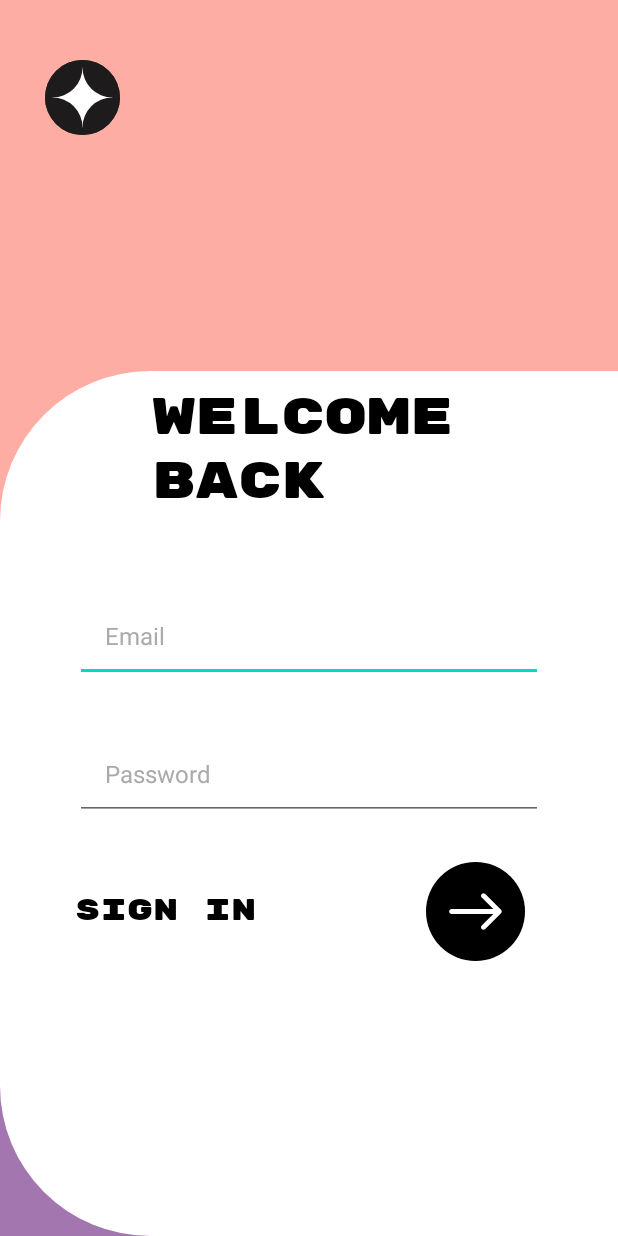
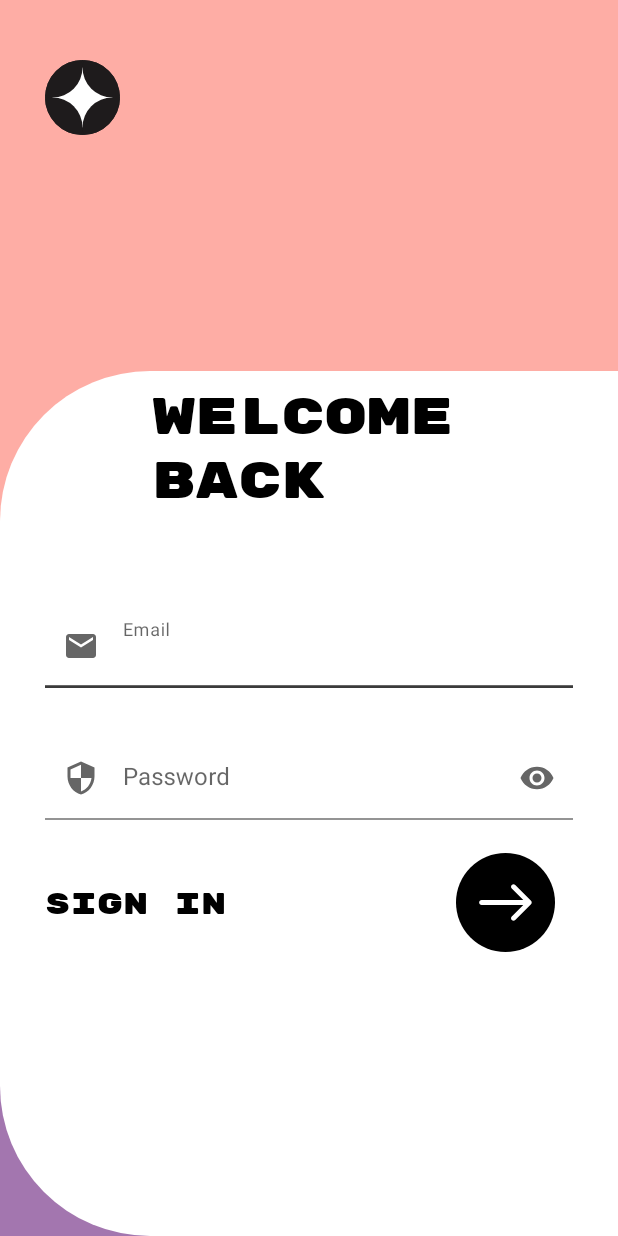
Before and after one commit to MaximOksiuta/MaxApp, an Android app: the layout activity_main.xml on its own in the app's theme, with its tools: preview values and no code run, on a phone screen of 412 x 824 dp. Run offline under Robolectric (Android 15) with nearby library versions, the phone set to English and light mode, and no system bars.

Commit message:
изменена логика проверки email и пароля, editText заменены на TextInputEditText, активность MainActivity переписана при помощи binding

```diff
--- a/app/build.gradle
+++ b/app/build.gradle
@@ -29,6 +29,9 @@ android {
     kotlinOptions {
         jvmTarget = '1.8'
     }
+    buildFeatures{
+        viewBinding true
+    }
 }
 
 dependencies {
--- a/app/src/main/java/com/example/myapplication/PictureSearchActivity.kt
+++ b/app/src/main/java/com/example/myapplication/PictureSearchActivity.kt
@@ -7,6 +7,7 @@ import android.widget.EditText
 import android.widget.ImageButton
 import android.widget.ImageView
 import com.bumptech.glide.Glide
+import com.bumptech.glide.load.engine.DiskCacheStrategy
 
 class PictureSearchActivity : AppCompatActivity() {
     private lateinit var etSearchRequest: EditText
@@ -24,6 +25,8 @@ class PictureSearchActivity : AppCompatActivity() {
             Glide
                 .with(this)
                 .load(url)
+                .skipMemoryCache(true)
+                .diskCacheStrategy(DiskCacheStrategy.NONE)
                 .placeholder(R.drawable.ic_baseline_cloud_download_24)
                 .into(imageView);
         })
--- /dev/null
+++ b/app/src/main/res/drawable/ic_baseline_email_24.xml
@@ -0,0 +1,10 @@
+<vector xmlns:android="http://schemas.android.com/apk/res/android"
+    android:width="24dp"
+    android:height="24dp"
+    android:viewportWidth="24"
+    android:viewportHeight="24"
+    android:tint="?attr/colorControlNormal">
+  <path
+      android:fillColor="@android:color/white"
+      android:pathData="M20,4L4,4c-1.1,0 -1.99,0.9 -1.99,2L2,18c0,1.1 0.9,2 2,2h16c1.1,0 2,-0.9 2,-2L22,6c0,-1.1 -0.9,-2 -2,-2zM20,8l-8,5 -8,-5L4,6l8,5 8,-5v2z"/>
+</vector>
--- /dev/null
+++ b/app/src/main/res/drawable/ic_baseline_security_24.xml
@@ -0,0 +1,10 @@
+<vector xmlns:android="http://schemas.android.com/apk/res/android"
+    android:width="24dp"
+    android:height="24dp"
+    android:viewportWidth="24"
+    android:viewportHeight="24"
+    android:tint="?attr/colorControlNormal">
+  <path
+      android:fillColor="@android:color/white"
+      android:pathData="M12,1L3,5v6c0,5.55 3.84,10.74 9,12 5.16,-1.26 9,-6.45 9,-12L21,5l-9,-4zM12,11.99h7c-0.53,4.12 -3.28,7.79 -7,8.94L12,12L5,12L5,6.3l7,-3.11v8.8z"/>
+</vector>
--- a/app/src/main/res/layout/activity_main.xml
+++ b/app/src/main/res/layout/activity_main.xml
@@ -60,10 +60,10 @@
         android:layout_height="50dp"
         android:layout_marginStart="30dp"
         android:layout_marginTop="40dp"
+        android:contentDescription="@string/imageDescription"
         app:layout_constraintStart_toStartOf="parent"
         app:layout_constraintTop_toTopOf="parent"
-        app:srcCompat="@drawable/ic_star"
-        android:contentDescription="@string/imageDescription" />
+        app:srcCompat="@drawable/ic_star" />
 
     <TextView
         android:id="@+id/textView"
@@ -81,70 +81,89 @@
         app:layout_constraintStart_toStartOf="parent"
         app:layout_constraintTop_toBottomOf="@+id/guideline2" />
 
-    <EditText
-        android:id="@+id/et_Email"
-        android:layout_width="0dp"
-        android:layout_height="wrap_content"
-        android:layout_marginStart="50dp"
-        android:layout_marginTop="52dp"
-        android:layout_marginEnd="50dp"
-        android:ems="10"
-        android:hint="@string/emailHint"
-        android:inputType="textEmailAddress"
-        android:paddingHorizontal="20dp"
-        android:paddingBottom="20dp"
-        android:textColor="@android:color/darker_gray"
-        android:textColorHint="@android:color/darker_gray"
-        android:textSize="16sp"
-        android:visibility="visible"
-        app:layout_constraintEnd_toEndOf="parent"
-        app:layout_constraintHorizontal_bias="0.0"
-        app:layout_constraintStart_toStartOf="parent"
-        app:layout_constraintTop_toBottomOf="@+id/textView"
-        android:importantForAutofill="no" />
-
-    <EditText
-        android:id="@+id/et_Password"
-        android:layout_width="0dp"
-        android:layout_height="wrap_content"
-        android:layout_marginTop="40dp"
-        android:ems="10"
-        android:hint="@string/passwordHint"
-        android:inputType="textPassword"
-        android:paddingHorizontal="20dp"
-        android:paddingBottom="20dp"
-        android:textColor="@android:color/darker_gray"
-        android:textColorHint="@android:color/darker_gray"
-        android:textSize="16sp"
-        app:layout_constraintEnd_toEndOf="@+id/et_Email"
-        app:layout_constraintStart_toStartOf="@+id/et_Email"
-        app:layout_constraintTop_toBottomOf="@+id/et_Email"
-        android:importantForAutofill="no"/>
-
     <TextView
         android:id="@+id/textView2"
         android:layout_width="wrap_content"
-        android:layout_height="wrap_content"
-        android:layout_marginTop="48dp"
+        android:layout_height="22dp"
+        android:layout_marginTop="44dp"
         android:fontFamily="@font/rubik_mono_one"
         android:text="@string/sign_in_label"
         android:textAllCaps="true"
         android:textColor="@color/black"
         android:textSize="20sp"
-        app:layout_constraintStart_toStartOf="@+id/et_Password"
-        app:layout_constraintTop_toBottomOf="@+id/et_Password" />
+        app:layout_constraintStart_toStartOf="@+id/passwordInputLayout"
+        app:layout_constraintTop_toBottomOf="@+id/passwordInputLayout" />
+
+    <com.google.android.material.textfield.TextInputLayout
+        android:id="@+id/emailInputLayout"
+        android:layout_width="0dp"
+        android:layout_height="wrap_content"
+        android:layout_marginStart="30dp"
+        android:layout_marginTop="52dp"
+        android:layout_marginEnd="30dp"
+        android:textColorHint="@color/textInputHintColor"
+        android:visibility="visible"
+        app:boxBackgroundColor="@color/white"
+        app:boxStrokeColor="@color/textInputHintColor"
+        app:hintTextColor="@color/textInputHintColor"
+        app:layout_constraintEnd_toEndOf="parent"
+        app:layout_constraintHorizontal_bias="0.0"
+        app:layout_constraintStart_toStartOf="parent"
+        app:layout_constraintTop_toBottomOf="@+id/textView"
+        app:startIconDrawable="@drawable/ic_baseline_email_24"
+        app:startIconTint="@color/textInputHintColor">
+
+        <com.google.android.material.textfield.TextInputEditText
+            android:id="@+id/et_Email"
+            android:layout_width="match_parent"
+            android:layout_height="wrap_content"
+            android:hint="@string/emailHint"
+            android:inputType="textEmailAddress"
+            android:textColor="@color/textInputHintColor"
+            android:visibility="visible"
+            tools:ignore="TextContrastCheck" />
+
+    </com.google.android.material.textfield.TextInputLayout>
+
+    <com.google.android.material.textfield.TextInputLayout
+        android:id="@+id/passwordInputLayout"
+        android:layout_width="0dp"
+        android:layout_height="wrap_content"
+        android:layout_marginTop="32dp"
+        android:textColorHint="@color/textInputHintColor"
+        android:visibility="visible"
+        app:boxBackgroundColor="@color/white"
+        app:boxStrokeColor="@color/textInputHintColor"
+        app:endIconMode="password_toggle"
+        app:endIconTint="@color/textInputHintColor"
+        app:hintTextColor="@color/textInputHintColor"
+        app:layout_constraintEnd_toEndOf="@+id/emailInputLayout"
+        app:layout_constraintStart_toStartOf="@+id/emailInputLayout"
+        app:layout_constraintTop_toBottomOf="@+id/emailInputLayout"
+        app:startIconDrawable="@drawable/ic_baseline_security_24"
+        app:startIconTint="@color/textInputHintColor">
+
+        <com.google.android.material.textfield.TextInputEditText
+            android:id="@+id/et_Password"
+            android:layout_width="match_parent"
+            android:layout_height="wrap_content"
+            android:hint="@string/passwordHint"
+            android:inputType="textPassword"
+            android:textColor="@color/textInputHintColor"
+            android:visibility="visible" />
+    </com.google.android.material.textfield.TextInputLayout>
 
     <ImageButton
         android:id="@+id/btnSignin"
         android:layout_width="90dp"
         android:layout_height="90dp"
         android:backgroundTint="@color/white"
+        android:contentDescription="@string/buttonIconDescription"
         android:scaleType="centerInside"
         app:layout_constraintBottom_toBottomOf="@+id/textView2"
-        app:layout_constraintEnd_toEndOf="@+id/et_Password"
+        app:layout_constraintEnd_toEndOf="@+id/passwordInputLayout"
         app:layout_constraintTop_toTopOf="@+id/textView2"
         app:srcCompat="@drawable/ic_arrow_icon"
-        tools:ignore="SpeakableTextPresentCheck"
-        android:contentDescription="@string/buttonIconDescription" />
+        tools:ignore="SpeakableTextPresentCheck" />
 
 </androidx.constraintlayout.widget.ConstraintLayout>
--- a/app/src/main/res/values/colors.xml
+++ b/app/src/main/res/values/colors.xml
@@ -9,4 +9,5 @@
     <color name="white">#FFFFFFFF</color>
     <color name="peach">#FEADA5</color>
     <color name="purple_custom">#A376AF</color>
+    <color name="textInputHintColor">#99000000</color>
 </resources>
```
Also changed, not shown: app/src/main/java/com/example/myapplication/MainActivity.kt (+89 -20 lines).
